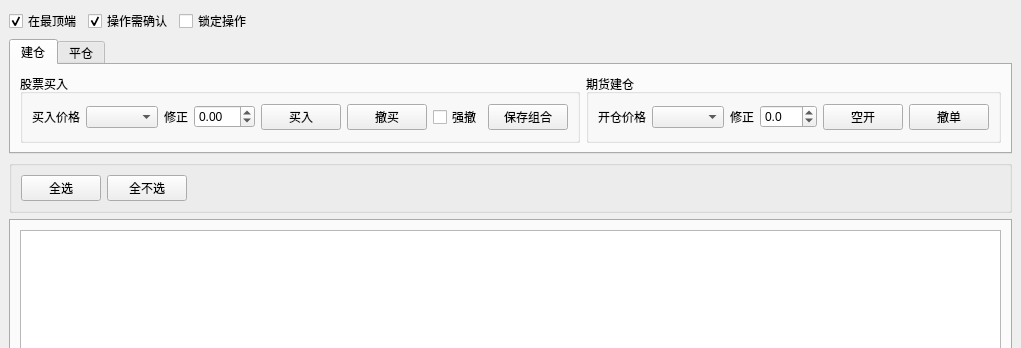
Above: dev/easytrader/trdmasterui.ui from unit-xx/xfiles before the change; both pictures show x 0 to 1021 and y 0 to 348 of the 1021 by 585 pixel window. Below: the same form after it.
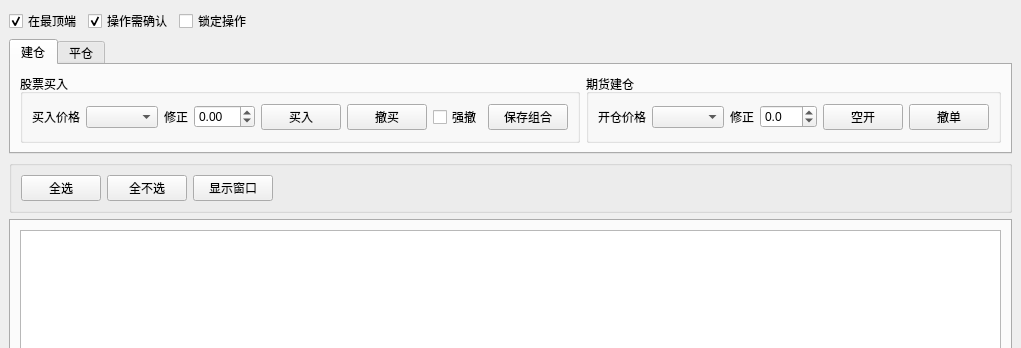
That is the form after the change.

What changed in the file:
```diff
--- a/dev/easytrader/trdmasterui.ui
+++ b/dev/easytrader/trdmasterui.ui
@@ -389,7 +389,7 @@
          </property>
         </widget>
        </item>
-       <item row="0" column="2">
+       <item row="0" column="3">
         <spacer name="horizontalSpacer_4">
          <property name="orientation">
           <enum>Qt::Horizontal</enum>
@@ -402,6 +402,19 @@
          </property>
         </spacer>
        </item>
+       <item row="0" column="2">
+        <widget class="QPushButton" name="raisebtn">
+         <property name="sizePolicy">
+          <sizepolicy hsizetype="Fixed" vsizetype="Fixed">
+           <horstretch>0</horstretch>
+           <verstretch>0</verstretch>
+          </sizepolicy>
+         </property>
+         <property name="text">
+          <string>显示窗口</string>
+         </property>
+        </widget>
+       </item>
       </layout>
      </widget>
     </item>
```
Left out of the diff: 2 changed lines with no effect on the pictures.
